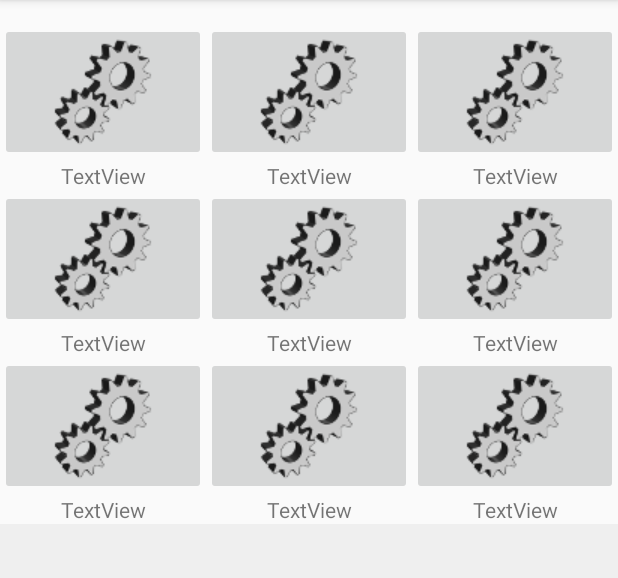
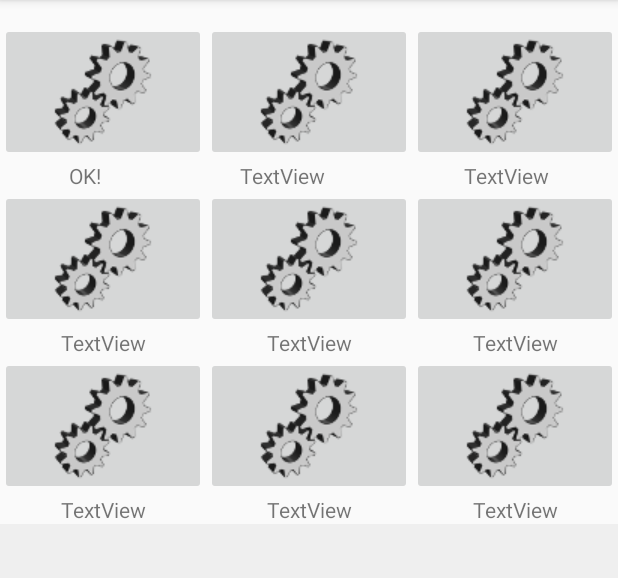
Before and after one commit to alishrara99/CoviCare, an Android app: the screen it shows after launch (MainActivity), on a phone screen of 412 x 824 dp, the part 84-662 px from its top. Run offline under Robolectric (Android 15) with nearby library versions, the light colour scheme and no system bars.

Commit message:
It worked!!!!

```diff
--- a/app/src/main/java/com/example/project1/ChatUtils.java
+++ b/app/src/main/java/com/example/project1/ChatUtils.java
@@ -27,7 +27,7 @@ public class ChatUtils {
     private ConnectedThread connectedThread;
 
     private final UUID APP_UUID = UUID.fromString("fa87c0d0-afac-11de-8a39-0800200c9a66");
-    private final String APP_NAME = "BluetoothChatApp";
+    private final String APP_NAME = "CoviCare";
 
     public static final int STATE_NONE = 0;
     public static final int STATE_LISTEN = 1;
@@ -245,13 +245,13 @@ public class ChatUtils {
         public void run() {
             byte[] buffer = new byte[1024];
             int bytes;
-
-            try {
-                bytes = inputStream.read(buffer);
-
-                handler.obtainMessage(MainActivity.MESSAGE_READ, bytes, -1, buffer).sendToTarget();
-            } catch (IOException e) {
-                connectionLost();
+            while (true) {
+                try {
+                    bytes = inputStream.read(buffer);
+                    handler.obtainMessage(MainActivity.MESSAGE_READ, bytes, -1, buffer).sendToTarget();
+                } catch (IOException e) {
+                    connectionLost();
+                }
             }
         }
 
--- a/app/src/main/java/com/example/project1/MainActivity.java
+++ b/app/src/main/java/com/example/project1/MainActivity.java
@@ -18,6 +18,7 @@ import android.os.Handler;
 import android.os.Message;
 import android.view.Menu;
 import android.view.MenuItem;
+import android.widget.ImageButton;
 import android.widget.Toast;
 import android.view.View;
 import android.widget.ArrayAdapter;
@@ -40,6 +41,8 @@ public class MainActivity extends AppCompatActivity {
     private ListView listMainChat;
     private EditText edCreateMessage;
     private Button btnSendMessage;
+    private ImageButton imgbtnmain1;
+
     private ArrayAdapter<String> adapterMainChat;
 
     private final int LOCATION_PERMISSION_REQUEST = 101;
@@ -84,6 +87,7 @@ public class MainActivity extends AppCompatActivity {
                     byte[] buffer = (byte[]) message.obj;
                     String inputBuffer = new String(buffer, 0, message.arg1);
                     adapterMainChat.add(connectedDevice + ": " + inputBuffer);
+
                     break;
                 case MESSAGE_DEVICE_NAME:
                     connectedDevice = message.getData().getString(DEVICE_NAME);
@@ -117,6 +121,7 @@ public class MainActivity extends AppCompatActivity {
         listMainChat = findViewById(R.id.list_conversation);
         edCreateMessage = findViewById(R.id.ed_enter_message);
         btnSendMessage = findViewById(R.id.btn_send_msg);
+        imgbtnmain1 = findViewById(R.id.imgbtn_main_1);
 
         adapterMainChat = new ArrayAdapter<String>(context, R.layout.message_layout);
         listMainChat.setAdapter(adapterMainChat);
@@ -127,6 +132,16 @@ public class MainActivity extends AppCompatActivity {
                 String message = edCreateMessage.getText().toString();
                 if (!message.isEmpty()) {
                     edCreateMessage.setText("");
+                    chatUtils.write(message.getBytes());
+                }
+            }
+        });
+
+        imgbtnmain1.setOnClickListener(new View.OnClickListener() {
+            @Override
+            public void onClick(View view) {
+                String message = "OK";
+                if (!message.isEmpty()) {
                     chatUtils.write(message.getBytes());
                 }
             }
--- a/app/src/main/res/layout/activity_main.xml
+++ b/app/src/main/res/layout/activity_main.xml
@@ -56,7 +56,7 @@
                 android:layout_weight="1"
                 android:focusable="true"
                 android:focusableInTouchMode="true"
-                android:text="TextView"
+                android:text="OK!"
                 android:textAlignment="center">
 
                 <requestFocus />
@@ -68,7 +68,7 @@
                 android:layout_height="wrap_content"
                 android:layout_weight="1"
                 android:text="TextView"
-                android:textAlignment="center"/>
+                android:textAlignment="center" />
 
             <TextView
                 android:id="@+id/txtvu_main_3"
```
